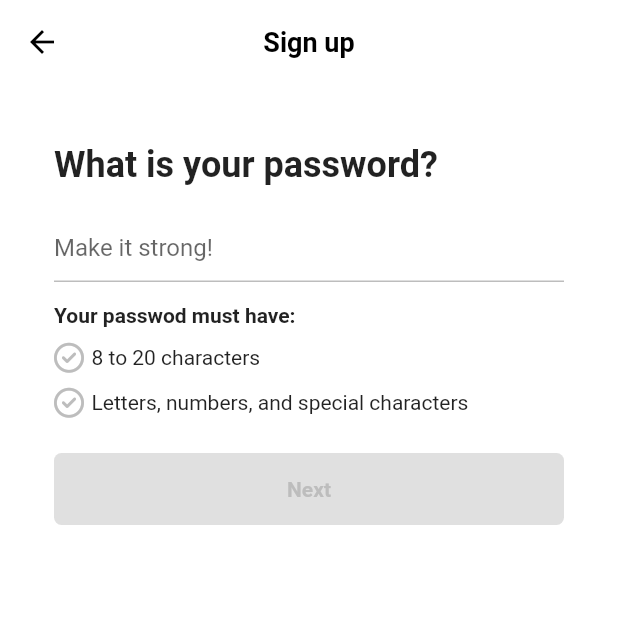
After one commit to JoshuaRhee/tiktok_clone, a Flutter app: the PasswordScreen screen opened directly, on a phone screen of 412 x 824 dp, the top half of it. The commit adds this screen. Run offline on Flutter 3.47's test engine with Material 2 defaults, Android fonts, the phone set to English and light mode, and no system bars; our stand-ins replace font_awesome_flutter.

Commit message:
~Lesson4.8

```diff
--- /dev/null
+++ b/lib/features/authentication/password_screen.dart
@@ -0,0 +1,191 @@
+import 'package:flutter/material.dart';
+import 'package:font_awesome_flutter/font_awesome_flutter.dart';
+import 'package:tiktok_clone/features/authentication/birthday_screen.dart';
+import 'widgets/form_button.dart';
+import '../../constants/gaps.dart';
+import '../../constants/sizes.dart';
+
+class PasswordScreen extends StatefulWidget {
+  const PasswordScreen({super.key});
+
+  @override
+  State<PasswordScreen> createState() => _PasswordScreenState();
+}
+
+class _PasswordScreenState extends State<PasswordScreen> {
+  final TextEditingController _passwordController = TextEditingController();
+  String _password = '';
+  bool _obscureText = true;
+
+  @override
+  void initState() {
+    super.initState();
+    _passwordController.addListener(() {
+      _password = _passwordController.text;
+      setState(() {});
+    });
+  }
+
+  @override
+  void dispose() {
+    _passwordController.dispose();
+    super.dispose();
+  }
+
+  bool _isPasswordValid() {
+    return _isPasswordValid1() && _isPasswordValid2();
+  }
+
+  bool _isPasswordValid1() {
+    return _password.length >= 8 && _password.length <= 20;
+  }
+
+  bool _isPasswordValid2() {
+    if (_password.isEmpty) return false;
+    final regExp = RegExp(
+        r'^(?=.*[A-Za-z])(?=.*\d)(?=.*[@$!%*#?&])[A-Za-z\d@$!%*#?&]{8,}$');
+    if (!regExp.hasMatch(_password)) {
+      return false;
+    }
+    return true;
+  }
+
+  void _onScaffoldTap() {
+    FocusScope.of(context).unfocus();
+  }
+
+  void _onSubmit() {
+    if (!_isPasswordValid()) return;
+    Navigator.push(
+      context,
+      MaterialPageRoute(
+        builder: (context) => const BirthdayScreen(),
+      ),
+    );
+  }
+
+  void _onClearTap() {
+    _passwordController.clear();
+  }
+
+  void _toggleObscureText() {
+    _obscureText = !_obscureText;
+    setState(() {});
+  }
+
+  @override
+  Widget build(BuildContext context) {
+    return GestureDetector(
+      onTap: _onScaffoldTap,
+      child: Scaffold(
+        appBar: AppBar(
+          title: const Text(
+            'Sign up',
+          ),
+        ),
+        body: Padding(
+          padding: const EdgeInsets.symmetric(
+            horizontal: Sizes.size36,
+          ),
+          child: Column(
+            crossAxisAlignment: CrossAxisAlignment.start,
+            children: [
+              Gaps.v40,
+              const Text(
+                "What is your password?",
+                style: TextStyle(
+                  fontSize: Sizes.size24,
+                  fontWeight: FontWeight.w700,
+                ),
+              ),
+              Gaps.v16,
+              TextField(
+                controller: _passwordController,
+                onEditingComplete: _onSubmit,
+                autocorrect: false,
+                obscureText: _obscureText,
+                decoration: InputDecoration(
+                  suffix: Row(
+                    mainAxisSize: MainAxisSize.min,
+                    children: [
+                      GestureDetector(
+                        onTap: _onClearTap,
+                        child: FaIcon(
+                          FontAwesomeIcons.solidCircleXmark,
+                          color: Colors.grey.shade400,
+                          size: Sizes.size20,
+                        ),
+                      ),
+                      Gaps.h16,
+                      GestureDetector(
+                        onTap: _toggleObscureText,
+                        child: FaIcon(
+                          _obscureText
+                              ? FontAwesomeIcons.eye
+                              : FontAwesomeIcons.eyeSlash,
+                          color: Colors.grey.shade400,
+                          size: Sizes.size20,
+                        ),
+                      ),
+                    ],
+                  ),
+                  hintText: 'Make it strong!',
+                  enabledBorder: UnderlineInputBorder(
+                    borderSide: BorderSide(
+                      color: Colors.grey.shade400,
+                    ),
+                  ),
+                  focusedBorder: UnderlineInputBorder(
+                    borderSide: BorderSide(
+                      color: Colors.grey.shade400,
+                    ),
+                  ),
+                ),
+                cursorColor: Theme.of(context).primaryColor,
+              ),
+              Gaps.v14,
+              const Text(
+                'Your passwod must have:',
+                style: TextStyle(
+                  fontWeight: FontWeight.bold,
+                ),
+              ),
+              Gaps.v10,
+              Row(
+                children: [
+                  FaIcon(
+                    FontAwesomeIcons.circleCheck,
+                    size: Sizes.size20,
+                    color: _isPasswordValid1()
+                        ? Colors.green
+                        : Colors.grey.shade400,
+                  ),
+                  Gaps.h05,
+                  const Text('8 to 20 characters'),
+                ],
+              ),
+              Gaps.v10,
+              Row(
+                children: [
+                  FaIcon(
+                    FontAwesomeIcons.circleCheck,
+                    size: Sizes.size20,
+                    color: _isPasswordValid2()
+                        ? Colors.green
+                        : Colors.grey.shade400,
+                  ),
+                  Gaps.h05,
+                  const Text('Letters, numbers, and special characters'),
+                ],
+              ),
+              Gaps.v24,
+              GestureDetector(
+                  onTap: _onSubmit,
+                  child: FormButton(disabled: !_isPasswordValid())),
+            ],
+          ),
+        ),
+      ),
+    );
+  }
+}
--- a/lib/features/authentication/widgets/form_button.dart
+++ b/lib/features/authentication/widgets/form_button.dart
@@ -1,5 +1,4 @@
 import 'package:flutter/material.dart';
-
 import '../../../constants/sizes.dart';
 
 class FormButton extends StatelessWidget {
```
Also changed, not shown: lib/features/authentication/birthday_screen.dart (added, +112 -0 lines), lib/features/authentication/email_screen.dart (+43 -8 lines), lib/features/authentication/login_form_screen.dart (added, +12 -0 lines), lib/features/onboarding/interests_screen.dart (added, +12 -0 lines).
